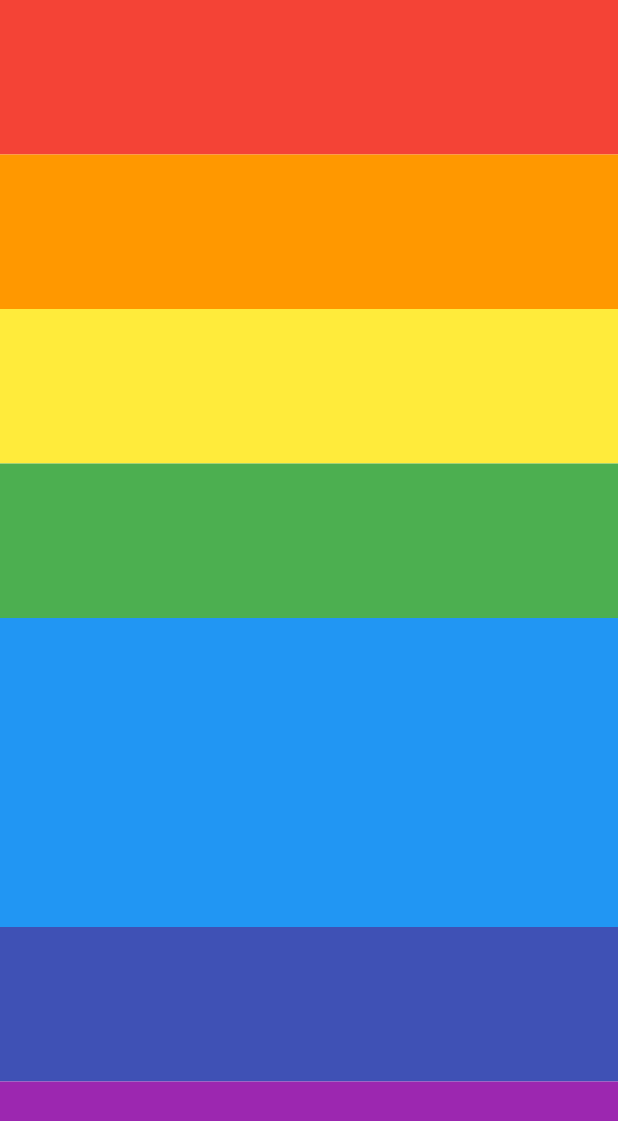
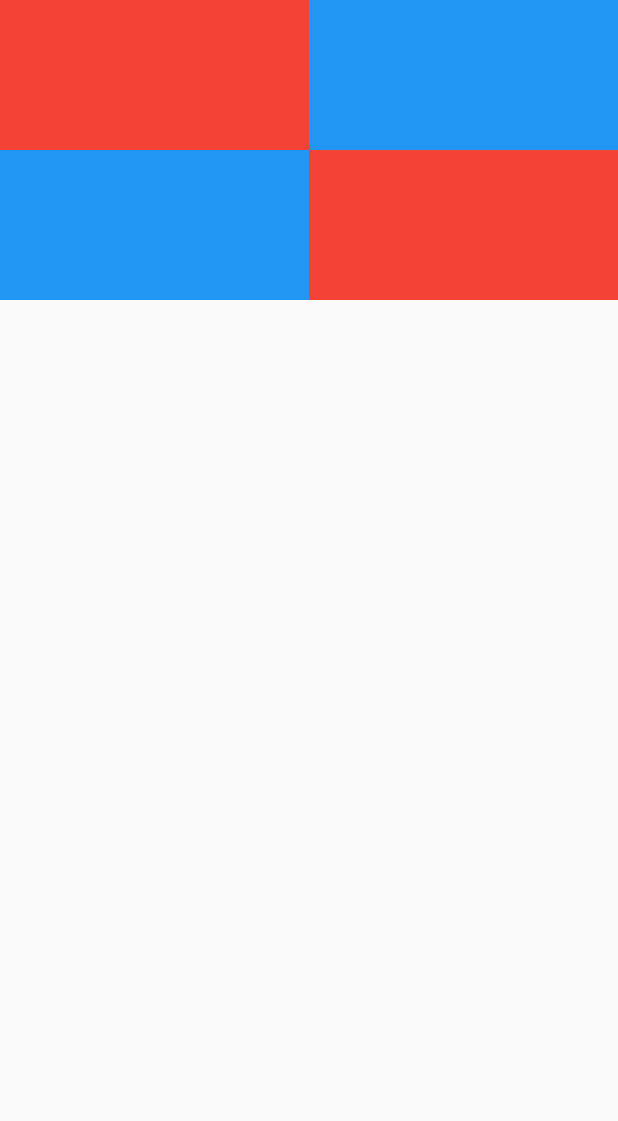
Before and after one commit to agungpens/flutter-3.16-3.19, a Flutter app: the screen it shows after launch, on a phone screen of 412 x 824 dp. Shown: the top 1121 px of the screen. Run offline on Flutter 3.47's test engine with Material 2 defaults, Android fonts, the phone set to English and light mode, and no system bars.

Commit message:
ExpendedFlexiblePage ()

```diff
--- a/lib/main.dart
+++ b/lib/main.dart
@@ -13,46 +13,56 @@ class MyWidget extends StatelessWidget {
       debugShowCheckedModeBanner: false,
       title: 'Flutter Demo',
       theme: ThemeData(),
-      home: Rainbow(),
+      home: ExpendedFlexiblePage(),
     );
   }
 }
 
-class Rainbow extends StatelessWidget {
+class ExpendedFlexiblePage extends StatelessWidget {
   @override
   Widget build(BuildContext context) {
-    return Column(
-      children: <Widget>[
-        Expanded(
-            child: Container(
-          color: Colors.red,
-        )),
-        Expanded(
-            child: Container(
-          color: Colors.orange,
-        )),
-        Expanded(
-            child: Container(
-          color: Colors.yellow,
-        )),
-        Expanded(
-            child: Container(
-          color: Colors.green,
-        )),
-        Expanded(
-            flex: 2,
-            child: Container(
-              color: Colors.blue,
-            )),
-        Expanded(
-            child: Container(
-          color: Colors.indigo,
-        )),
-        Expanded(
-            child: Container(
-          color: Colors.purple,
-        )),
-      ],
+    return Scaffold(
+      body: SafeArea(
+          child: Column(
+        children: [
+          Row(
+            children: [
+              ExpendedWidget(),
+              FlexibleWidget(),
+            ],
+          ),
+          Row(
+            children: [
+              FlexibleWidget(),
+              ExpendedWidget(),
+            ],
+          ),
+        ],
+      )),
     );
   }
 }
+
+class ExpendedWidget extends StatelessWidget {
+  @override
+  Widget build(BuildContext context) {
+    return Expanded(
+      child: Container(
+        color: Colors.red,
+        height: 100,
+      ),
+    );
+  }
+}
+
+class FlexibleWidget extends StatelessWidget {
+  @override
+  Widget build(BuildContext context) {
+    return Flexible(
+      child: Container(
+        color: Colors.blue,
+        height: 100,
+      ),
+    );
+  }
+}
```
